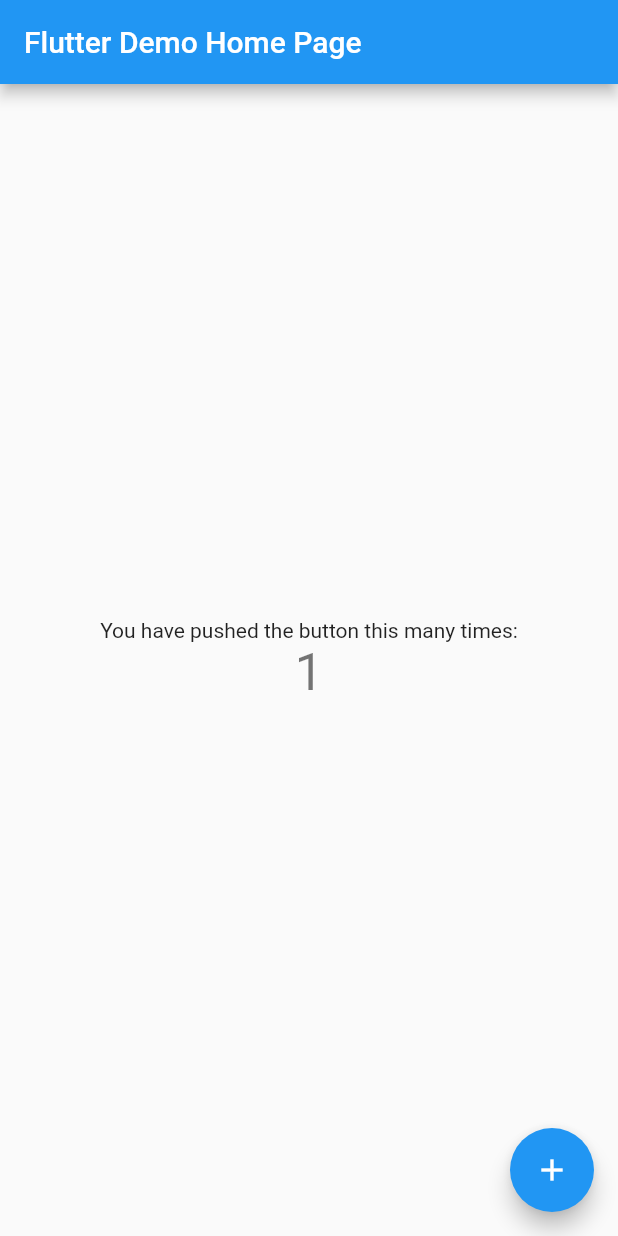
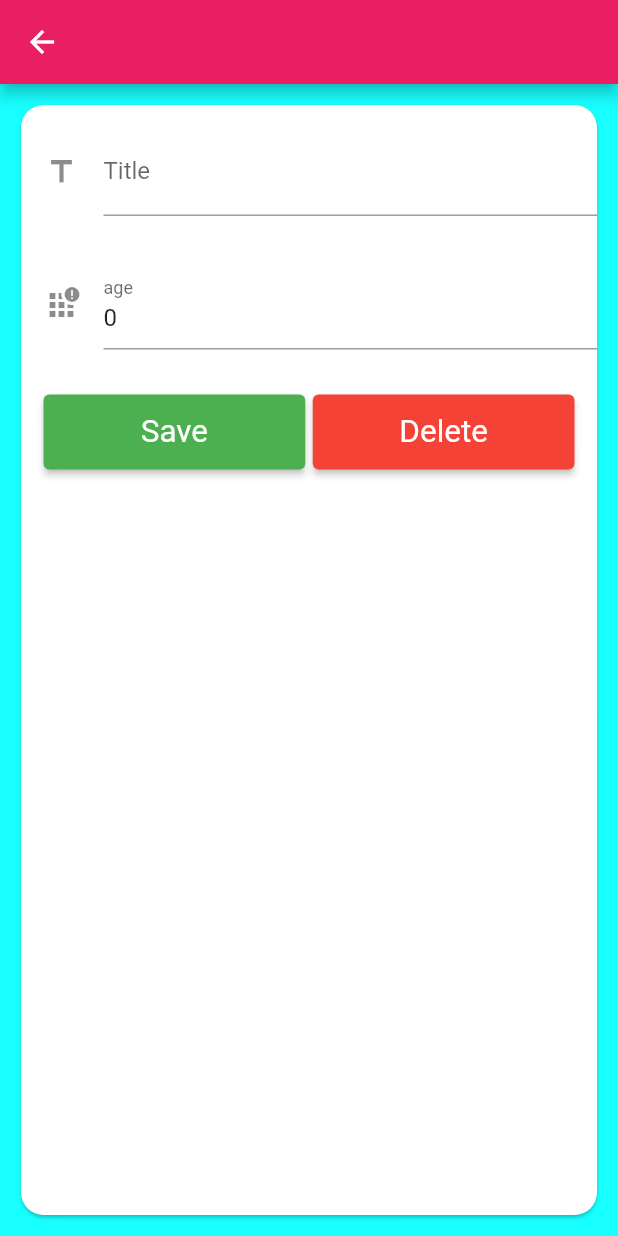
Before and after one commit to flahmed682/sqlite_demo, a Flutter app: the screen it shows after launch, after a tap on the "add" icon, on a phone screen of 412 x 824 dp. Run offline on Flutter 3.47's test engine with Material 2 defaults, Android fonts, the phone set to English and light mode, and no system bars; our stand-ins replace sqflite; accounts and stored records are empty.

Commit message:
06 init person app

```diff
--- a/lib/main.dart
+++ b/lib/main.dart
@@ -1,4 +1,5 @@
 import 'package:flutter/material.dart';
+import 'package:sqlite_demo/screens/persons_list.dart';
 
 void main() {
   runApp(const MyApp());
@@ -13,103 +14,9 @@ class MyApp extends StatelessWidget {
     return MaterialApp(
       title: 'Flutter Demo',
       theme: ThemeData(
-        // This is the theme of your application.
-        //
-        // Try running your application with "flutter run". You'll see the
-        // application has a blue toolbar. Then, without quitting the app, try
-        // changing the primarySwatch below to Colors.green and then invoke
-        // "hot reload" (press "r" in the console where you ran "flutter run",
-        // or simply save your changes to "hot reload" in a Flutter IDE).
-        // Notice that the counter didn't reset back to zero; the application
-        // is not restarted.
         primarySwatch: Colors.blue,
       ),
-      home: const MyHomePage(title: 'Flutter Demo Home Page'),
+      home: const PersonsList(),
     );
   }
 }
-
-class MyHomePage extends StatefulWidget {
-  const MyHomePage({super.key, required this.title});
-
-  // This widget is the home page of your application. It is stateful, meaning
-  // that it has a State object (defined below) that contains fields that affect
-  // how it looks.
-
-  // This class is the configuration for the state. It holds the values (in this
-  // case the title) provided by the parent (in this case the App widget) and
-  // used by the build method of the State. Fields in a Widget subclass are
-  // always marked "final".
-
-  final String title;
-
-  @override
-  State<MyHomePage> createState() => _MyHomePageState();
-}
-
-class _MyHomePageState extends State<MyHomePage> {
-  int _counter = 0;
-
-  void _incrementCounter() {
-    setState(() {
-      // This call to setState tells the Flutter framework that something has
-      // changed in this State, which causes it to rerun the build method below
-      // so that the display can reflect the updated values. If we changed
-      // _counter without calling setState(), then the build method would not be
-      // called again, and so nothing would appear to happen.
-      _counter++;
-    });
-  }
-
-  @override
-  Widget build(BuildContext context) {
-    // This method is rerun every time setState is called, for instance as done
-    // by the _incrementCounter method above.
-    //
-    // The Flutter framework has been optimized to make rerunning build methods
-    // fast, so that you can just rebuild anything that needs updating rather
-    // than having to individually change instances of widgets.
-    return Scaffold(
-      appBar: AppBar(
-        // Here we take the value from the MyHomePage object that was created by
-        // the App.build method, and use it to set our appbar title.
-        title: Text(widget.title),
-      ),
-      body: Center(
-        // Center is a layout widget. It takes a single child and positions it
-        // in the middle of the parent.
-        child: Column(
-          // Column is also a layout widget. It takes a list of children and
-          // arranges them vertically. By default, it sizes itself to fit its
-          // children horizontally, and tries to be as tall as its parent.
-          //
-          // Invoke "debug painting" (press "p" in the console, choose the
-          // "Toggle Debug Paint" action from the Flutter Inspector in Android
-          // Studio, or the "Toggle Debug Paint" command in Visual Studio Code)
-          // to see the wireframe for each widget.
-          //
-          // Column has various properties to control how it sizes itself and
-          // how it positions its children. Here we use mainAxisAlignment to
-          // center the children vertically; the main axis here is the vertical
-          // axis because Columns are vertical (the cross axis would be
-          // horizontal).
-          mainAxisAlignment: MainAxisAlignment.center,
-          children: <Widget>[
-            const Text(
-              'You have pushed the button this many times:',
-            ),
-            Text(
-              '$_counter',
-              style: Theme.of(context).textTheme.headline4,
-            ),
-          ],
-        ),
-      ),
-      floatingActionButton: FloatingActionButton(
-        onPressed: _incrementCounter,
-        tooltip: 'Increment',
-        child: const Icon(Icons.add),
-      ), // This trailing comma makes auto-formatting nicer for build methods.
-    );
-  }
-}
--- /dev/null
+++ b/lib/models/person.dart
@@ -0,0 +1,18 @@
+
+
+class Person {
+
+  final int id;
+  final String name;
+  final int age;
+
+  Person({required this.id,required this.name,required this.age});
+
+  factory Person.getNewEmpty() {
+    return Person(
+        id:  0,
+        name: '',
+        age: 0
+    );
+  }
+}
--- /dev/null
+++ b/lib/screens/person_details.dart
@@ -0,0 +1,114 @@
+import 'package:flutter/material.dart';
+import 'package:sqlite_demo/models/person.dart';
+
+class PersonDetails extends StatefulWidget {
+  const PersonDetails({Key? key, required this.person}) : super(key: key);
+
+  final Person person;
+
+  @override
+  State<PersonDetails> createState() => _PersonDetailsState();
+}
+
+class _PersonDetailsState extends State<PersonDetails> {
+
+  TextEditingController nameController = TextEditingController();
+  TextEditingController ageController = TextEditingController();
+
+  @override
+  Widget build(BuildContext context) {
+    nameController.text = widget.person.name;
+    ageController.text = widget.person.age.toString();
+
+    return Scaffold(
+      backgroundColor: Colors.cyanAccent,
+      appBar: AppBar(
+        title: Text(widget.person.name),
+        backgroundColor: Colors.pink,
+        leading: IconButton(
+          icon: const Icon(Icons.arrow_back),
+          onPressed: () {
+            moveToLastScreen();
+          },
+        ),
+      ),
+      body: Padding(
+        padding: const EdgeInsets.all(10.0),
+        child: Card(
+          shape: RoundedRectangleBorder(
+            borderRadius: BorderRadius.circular(15.0),
+          ),
+          child: ListView(
+            children: [
+              Padding(
+                padding: const EdgeInsets.only(
+                    top: 15.0, bottom: 15.0, left: 15.0),
+                child: TextField(
+                  controller: nameController,
+                  decoration: const InputDecoration(
+                    labelText: 'Title',
+                    icon: Icon(Icons.title),
+                  ),
+                ),
+              ),
+              Padding(
+                padding: const EdgeInsets.only(
+                    top: 15.0, bottom: 15.0, left: 15.0),
+                child: TextField(
+                  controller: ageController,
+                  decoration: const InputDecoration(
+                    labelText: 'age',
+                    icon: Icon(Icons.apps_outage_outlined),
+                  ),
+                ),
+              ),
+              // Fourth Element
+              Padding(
+                padding: const EdgeInsets.all(15.0),
+                child: Row(
+                  children: <Widget>[
+                    Expanded(
+                      child: ElevatedButton(
+                        style: ElevatedButton.styleFrom(
+                          minimumSize: const Size(double.infinity, 50),
+                          backgroundColor: Colors.green,
+                          textStyle: const TextStyle(color: Colors.white),
+                          padding: const EdgeInsets.all(8.0)
+                        ) ,
+                        child: const Text( 'Save',textScaleFactor: 1.5,),
+                        onPressed: () {
+
+                        },
+                      ),
+                    ),
+                    Container(
+                      width: 5.0,
+                    ),
+                    Expanded(
+                      child: ElevatedButton(
+                        style: ElevatedButton.styleFrom(
+                            minimumSize: const Size(double.infinity, 50),
+                            backgroundColor: Colors.red,
+                            textStyle: const TextStyle(color: Colors.white),
+                            padding: const EdgeInsets.all(8.0)
+                        ) ,
+                        child: const Text( 'Delete',textScaleFactor: 1.5,),
+                        onPressed: () {
+
+                        },
+                      ),
+                    ),
+                  ],
+                ),
+              ),
+            ],
+          ),
+        ),
+      ),
+    );
+  }
+
+  void moveToLastScreen(){
+    Navigator.pop(context, true);
+  }
+}
--- /dev/null
+++ b/lib/screens/persons_list.dart
@@ -0,0 +1,96 @@
+import 'package:flutter/material.dart';
+import 'package:sqlite_demo/models/person.dart';
+import 'package:sqlite_demo/screens/person_details.dart';
+
+class PersonsList extends StatefulWidget {
+  const PersonsList({Key? key}) : super(key: key);
+
+  @override
+  State<PersonsList> createState() => _PersonsListState();
+}
+
+class _PersonsListState extends State<PersonsList> {
+
+  List<Person>? personList;
+  int count = 0;
+
+  void updateListView() {
+    personList = [];
+    personList?.add(Person(id: 1, name: 'Ahmed', age: 30));
+    personList?.add(Person(id: 2, name: 'Mohamed', age: 31));
+    personList?.add(Person(id: 3, name: 'Salah', age: 32));
+  }
+
+  @override
+  Widget build(BuildContext context) {
+    if (personList == null) {
+      updateListView();
+    }
+
+    return Scaffold(
+      appBar: AppBar(
+        title: const Text("My Persons App"),
+        backgroundColor: Colors.deepPurple,
+      ),
+      body: getNoteListView(),
+      floatingActionButton: FloatingActionButton(
+        backgroundColor: Colors.purple,
+        child: const Icon(Icons.add),
+        onPressed: () {
+          navigateToDetail(Person.getNewEmpty());
+        },
+      ),
+    );
+  }
+
+  ListView getNoteListView(){
+    return ListView.builder(
+      itemCount: personList!.length,
+      itemBuilder: (context, position){
+        return Card(
+          shape: RoundedRectangleBorder(
+            borderRadius: BorderRadius.circular(10.0),
+          ),
+          color: Colors.deepPurple,
+          elevation: 4.0,
+          child: ListTile(
+            leading: CircleAvatar(
+                child: Image.asset('assets/person.png'),
+            ),
+            title: Text(personList![position].name,
+              style: const TextStyle(
+                  color: Colors.white,
+                  fontWeight: FontWeight.bold,
+                  fontSize: 25.0
+              ),
+            ),
+            subtitle: Text(personList![position].age.toString(),
+              style: const TextStyle(
+                  color: Colors.white
+              ),
+            ),
+            trailing: GestureDetector(
+              child: const Icon(Icons.info, color: Colors.white,),
+              onTap: (){
+                navigateToDetail(personList![position]);
+              },
+            ),
+          ),
+        );
+      },
+    );
+  }
+
+  void navigateToDetail(Person person) async{
+    bool result = await Navigator.push(context, MaterialPageRoute(
+        builder: (context){
+          return PersonDetails(person: person);
+        }
+    ));
+    if(result == true){
+      updateListView();
+    }else if(result == null){
+      const Text("No Notes to Show");
+    }
+  }
+}
--- a/pubspec.yaml
+++ b/pubspec.yaml
@@ -61,9 +61,8 @@ flutter:
   uses-material-design: true
 
   # To add assets to your application, add an assets section, like this:
-  # assets:
-  #   - images/a_dot_burr.jpeg
-  #   - images/a_dot_ham.jpeg
+  assets:
+    - assets/person.png
 
   # An image asset can refer to one or more resolution-specific "variants", see
   # https://flutter.dev/assets-and-images/#resolution-aware
```
Also changed, not shown: assets/person.png (added).
